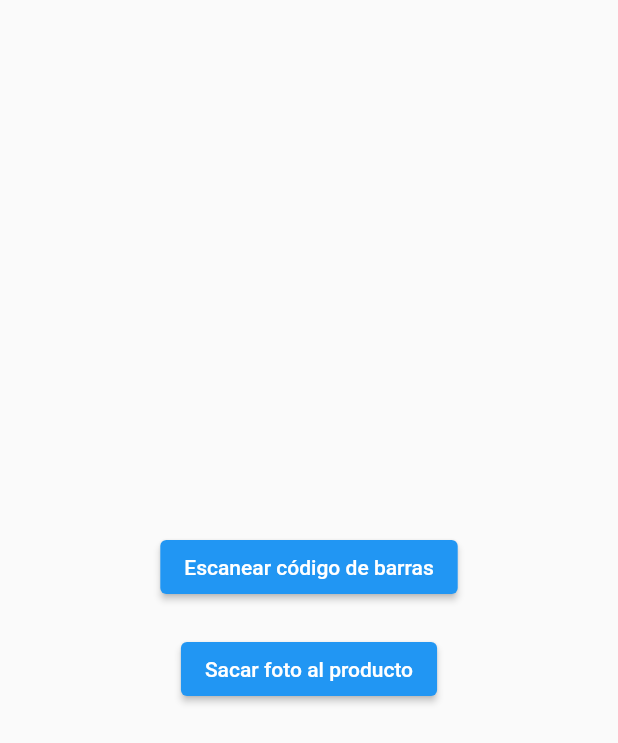
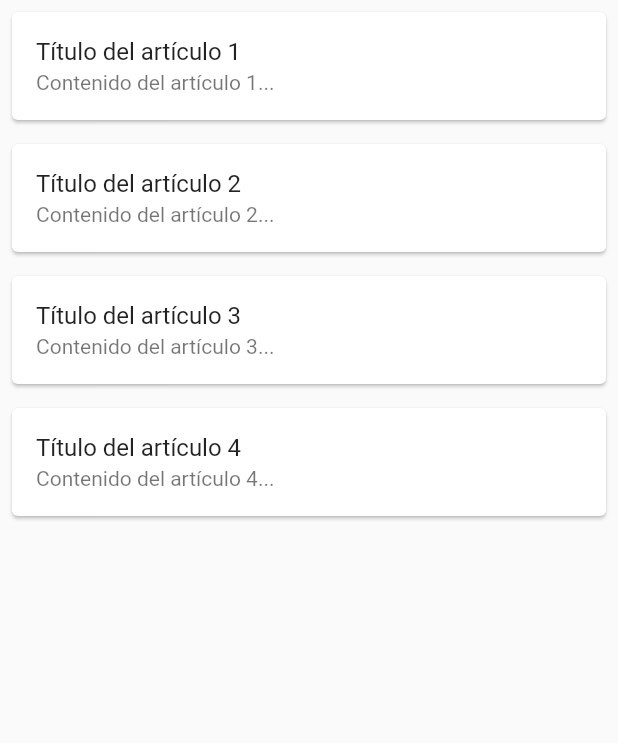
Before and after one commit to FrancaBruzzone/Obl_IHC_PruebasConFlutter, a Flutter app: the ArticlesPage screen opened directly, on a phone screen of 412 x 824 dp. Shown: the top 743 px of the screen. Run offline on Flutter 3.47's test engine with Material 2 defaults, Android fonts, the phone set to English and light mode, and no system bars.

Commit message:
Mejoro vista de articulos

```diff
--- /dev/null
+++ b/lib/entities/Article.dart
@@ -0,0 +1,9 @@
+class Article {
+  final String title;
+  final String content;
+
+  Article({
+    required this.title,
+    required this.content,
+  });
+}
--- a/lib/views/articles_page.dart
+++ b/lib/views/articles_page.dart
@@ -1,28 +1,43 @@
 import 'package:flutter/material.dart';
+import 'package:obl_ihc_pruebasconflutter/entities/Article.dart';
 
 class ArticlesPage extends StatelessWidget {
+  final List<Article> articles = [
+    Article(
+      title: 'Título del artículo 1',
+      content: 'Contenido del artículo 1...',
+    ),
+    Article(
+      title: 'Título del artículo 2',
+      content: 'Contenido del artículo 2...',
+    ),
+    Article(
+      title: 'Título del artículo 3',
+      content: 'Contenido del artículo 3...',
+    ),
+    Article(
+      title: 'Título del artículo 4',
+      content: 'Contenido del artículo 4...',
+    )
+  ];
+
   @override
   Widget build(BuildContext context) {
     return Scaffold(
-      body: Center(
-        child: Column(
-          mainAxisAlignment: MainAxisAlignment.center,
-          children: <Widget>[
-            ElevatedButton(
-              onPressed: () {
-                print('Se seleccionó escanear código de barras');
+      body: ListView.builder(
+        itemCount: articles.length,
+        itemBuilder: (context, index) {
+          return Card(
+            margin: EdgeInsets.all(8.0),
+            child: ListTile(
+              title: Text(articles[index].title),
+              subtitle: Text(articles[index].content),
+              onTap: () {
+                // Lógica para vista de detalle del artículo
               },
-              child: Text('Escanear código de barras'),
             ),
-            SizedBox(height: 20),
-            ElevatedButton(
-              onPressed: () {
-                print('Se seleccionó sacar foto a producto');
-              },
-              child: Text('Sacar foto al producto'),
-            ),
-          ],
-        ),
+          );
+        },
       ),
     );
   }
--- a/lib/views/home_page.dart
+++ b/lib/views/home_page.dart
@@ -25,7 +25,7 @@ class HomePage extends StatelessWidget {
             Column(
               children: [
                 Expanded(
-                  child: ArticlesPage(),
+                  child: SearchProductPage(),
                 ),
               ],
             ),
@@ -33,7 +33,7 @@ class HomePage extends StatelessWidget {
             Column(
               children: [
                 Expanded(
-                  child: SearchProductPage(),
+                  child: ArticlesPage(),
                 ),
               ],
             ),
--- a/lib/views/searchproduct_page.dart
+++ b/lib/views/searchproduct_page.dart
@@ -3,8 +3,27 @@ import 'package:flutter/material.dart';
 class SearchProductPage extends StatelessWidget {
   @override
   Widget build(BuildContext context) {
-    return Center(
-      child: Image.asset('images/huella_carbono.jpg'),
+    return Scaffold(
+      body: Center(
+        child: Column(
+          mainAxisAlignment: MainAxisAlignment.center,
+          children: <Widget>[
+            ElevatedButton(
+              onPressed: () {
+                print('Se seleccionó escanear código de barras');
+              },
+              child: Text('Escanear código de barras'),
+            ),
+            SizedBox(height: 20),
+            ElevatedButton(
+              onPressed: () {
+                print('Se seleccionó sacar foto a producto');
+              },
+              child: Text('Sacar foto al producto'),
+            ),
+          ],
+        ),
+      ),
     );
   }
 }
```
